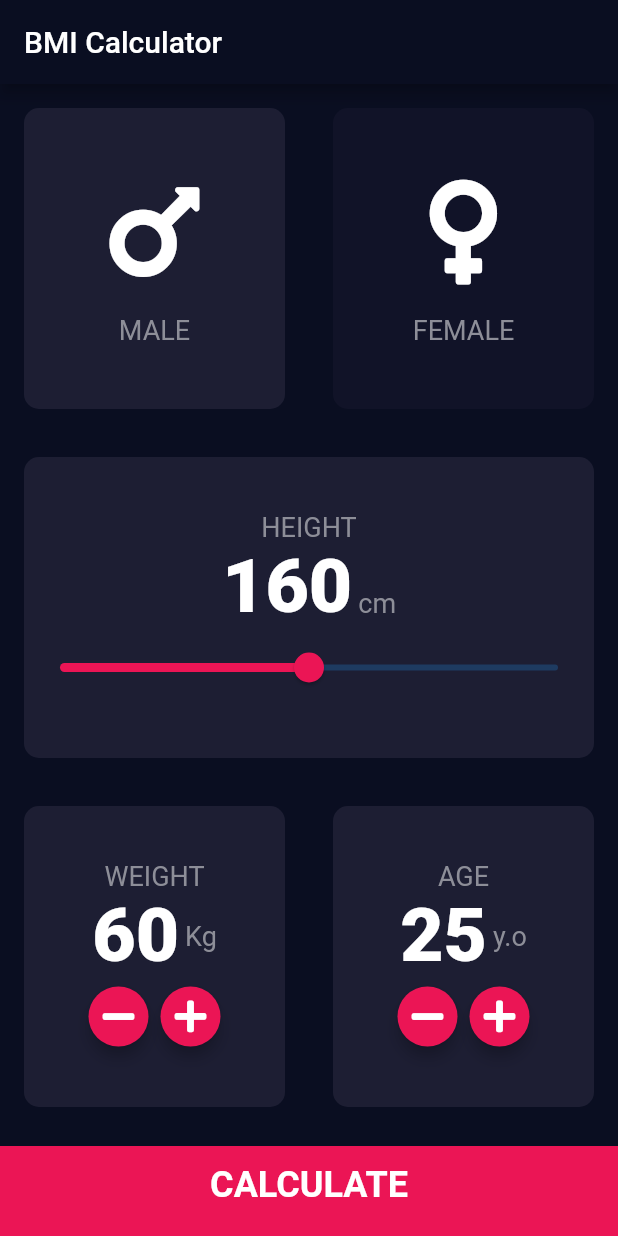
After one commit to Dararii/flutter_learn, a Flutter app: the screen it shows after launch, on a phone screen of 412 x 824 dp. The commit adds this screen. Run offline on Flutter 3.47's test engine with Material 2 defaults, Android fonts, the phone set to English and light mode, and no system bars; our stand-ins replace audioplayers, font_awesome_flutter, rflutter_alert.

Commit message:
BMI Application

```diff
--- /dev/null
+++ b/lib/bmi_calculator.dart
@@ -0,0 +1,323 @@
+import 'dart:math' as prefix0;
+
+import 'package:flutter/material.dart';
+import 'package:flutter_learn/bmi_result.dart';
+import 'package:font_awesome_flutter/font_awesome_flutter.dart';
+
+import 'bmi_constants.dart';
+import 'bmi_icon_content.dart';
+import 'bmi_reusable_card.dart';
+
+enum Gender {
+  male,
+  female,
+}
+
+class BMICalculator extends StatelessWidget {
+  @override
+  Widget build(BuildContext context) {
+    return InputPage();
+  }
+}
+
+class InputPage extends StatefulWidget {
+  @override
+  _InputPageState createState() => _InputPageState();
+}
+
+class _InputPageState extends State<InputPage> {
+  Gender selectedGender = Gender.male;
+  int height = 160;
+  int weight = 60;
+  int age = 25;
+
+  @override
+  Widget build(BuildContext context) {
+    return Column(
+      mainAxisAlignment: MainAxisAlignment.spaceBetween,
+      crossAxisAlignment: CrossAxisAlignment.stretch,
+      children: <Widget>[
+        Expanded(
+          child: Row(
+            crossAxisAlignment: CrossAxisAlignment.start,
+            children: <Widget>[
+              Expanded(
+                child: ReusableCard(
+                  colour: selectedGender == Gender.male
+                      ? kCardBackgroundColor
+                      : kCardBackgroundInactiveColor,
+                  child: MyIcon(
+                    icon: FontAwesomeIcons.mars,
+                    title: "MALE",
+                  ),
+                  onTap: () {
+                    setState(
+                      () {
+                        selectedGender = Gender.male;
+                      },
+                    );
+                  },
+                ),
+              ),
+              Expanded(
+                child: ReusableCard(
+                  colour: selectedGender == Gender.female
+                      ? kCardBackgroundColor
+                      : kCardBackgroundInactiveColor,
+                  child: MyIcon(
+                    icon: FontAwesomeIcons.venus,
+                    title: "FEMALE",
+                  ),
+                  onTap: () {
+                    setState(
+                      () {
+                        selectedGender = Gender.female;
+                      },
+                    );
+                  },
+                ),
+              ),
+            ],
+          ),
+        ),
+        Expanded(
+          child: ReusableCard(
+            colour: kCardBackgroundColor,
+            child: Column(
+              mainAxisAlignment: MainAxisAlignment.center,
+              children: <Widget>[
+                Text(
+                  "HEIGHT",
+                  style: kLabelTextStyle,
+                ),
+                Row(
+                  textBaseline: TextBaseline.alphabetic,
+                  mainAxisAlignment: MainAxisAlignment.center,
+                  crossAxisAlignment: CrossAxisAlignment.baseline,
+                  children: <Widget>[
+                    Text(
+                      height.toString(),
+                      style: kTextInputStyle,
+                    ),
+                    SizedBox(
+                      width: 4,
+                    ),
+                    Text(
+                      "cm",
+                      style: kLabelTextStyle,
+                    ),
+                  ],
+                ),
+                Slider(
+                  value: height.toDouble(),
+                  min: 120,
+                  max: 200,
+                  activeColor: kContainerBackgroundColor,
+                  onChanged: (double newValue) {
+                    setState(() {
+                      height = newValue.toInt();
+                    });
+                  },
+                )
+              ],
+            ),
+          ),
+        ),
+        Expanded(
+          child: Row(
+            crossAxisAlignment: CrossAxisAlignment.stretch,
+            children: <Widget>[
+              Expanded(
+                child: ReusableCard(
+                  colour: kCardBackgroundColor,
+                  child: MyCustomInput(
+                    title: "WEIGHT",
+                    unit: "Kg",
+                    number: weight,
+                    fun1: () {
+                      setState(() {
+                        weight--;
+                      });
+                    },
+                    fun2: () {
+                      setState(() {
+                        weight++;
+                      });
+                    },
+                  ),
+                ),
+              ),
+              Expanded(
+                child: ReusableCard(
+                  colour: kCardBackgroundColor,
+                  child: MyCustomInput(
+                    title: "AGE",
+                    unit: "y.o",
+                    number: age,
+                    fun1: () {
+                      setState(() {
+                        age--;
+                      });
+                    },
+                    fun2: () {
+                      setState(() {
+                        age++;
+                      });
+                    },
+                  ),
+                ),
+              ),
+            ],
+          ),
+        ),
+        GestureDetector(
+          onTap: () {
+            BMICalculatorBrain calc =
+                BMICalculatorBrain(height: height, weight: weight);
+            Navigator.pushNamed(
+              context,
+              "/bmi_result",
+              arguments: ResultPage(
+                bmiResult: calc.calculateBMI(),
+                bmiResultText: calc.getResult(),
+                bmiResultInterpretation: calc.getInterpretation(),
+              ),
+            );
+          },
+          child: Container(
+            child: Center(
+              child: Text(
+                "CALCULATE",
+                style: TextStyle(
+                  fontSize: 24,
+                  fontWeight: FontWeight.bold,
+                ),
+              ),
+            ),
+            padding: EdgeInsets.only(bottom: 8),
+            width: double.infinity,
+            height: kContainerHeight,
+            color: kContainerBackgroundColor,
+            margin: EdgeInsets.only(top: 10.0),
+          ),
+        )
+      ],
+    );
+  }
+}
+
+class MyCustomInput extends StatelessWidget {
+  const MyCustomInput(
+      {Key key,
+      @required this.title,
+      @required this.number,
+      @required this.unit,
+      @required this.fun1,
+      @required this.fun2})
+      : super(key: key);
+
+  final String title;
+  final int number;
+  final String unit;
+  final Function fun1;
+  final Function fun2;
+
+  @override
+  Widget build(BuildContext context) {
+    return Column(
+      mainAxisAlignment: MainAxisAlignment.center,
+      children: <Widget>[
+        Text(
+          title,
+          style: kLabelTextStyle,
+        ),
+        Row(
+          mainAxisAlignment: MainAxisAlignment.center,
+          children: <Widget>[
+            Text(
+              number.toString(),
+              style: kTextInputStyle,
+            ),
+            SizedBox(
+              width: 4,
+            ),
+            Text(
+              unit,
+              style: kLabelTextStyle,
+            )
+          ],
+        ),
+        Row(
+          mainAxisAlignment: MainAxisAlignment.center,
+          children: <Widget>[
+            MyCustomRoundButton(
+              icon: FontAwesomeIcons.minus,
+              onPress: fun1,
+            ),
+            MyCustomRoundButton(
+              icon: FontAwesomeIcons.plus,
+              onPress: fun2,
+            ),
+          ],
+        )
+      ],
+    );
+  }
+}
+
+class MyCustomRoundButton extends StatelessWidget {
+  MyCustomRoundButton({@required this.icon, @required this.onPress});
+
+  final IconData icon;
+  final Function onPress;
+
+  @override
+  Widget build(BuildContext context) {
+    return RawMaterialButton(
+      elevation: 4,
+      disabledElevation: 4,
+      child: Icon(
+        icon,
+        size: 24,
+      ),
+      fillColor: kContainerBackgroundColor,
+      constraints: BoxConstraints(
+        minWidth: 40,
+        minHeight: 40,
+      ),
+      onPressed: onPress,
+      shape: CircleBorder(),
+    );
+  }
+}
+
+class BMICalculatorBrain {
+  BMICalculatorBrain({this.height, this.weight});
+
+  final int height;
+  final int weight;
+  double _bmi;
+
+  String calculateBMI() {
+    _bmi = weight / prefix0.pow(height / 100, 2);
+    return _bmi.toStringAsFixed(1);
+  }
+
+  String getResult() {
+    if (_bmi >= 25) {
+      return "Overweight";
+    } else if (_bmi > 18.5)
+      return "Normal";
+    else
+      return "Underweight";
+  }
+
+  String getInterpretation() {
+    if (_bmi >= 25) {
+      return "You have a higher than normal body weight";
+    } else if (_bmi > 18.5)
+      return "You have a normal body weight";
+    else
+      return "You have a lower than normal body weight";
+  }
+}
--- /dev/null
+++ b/lib/bmi_constants.dart
@@ -0,0 +1,17 @@
+import 'package:flutter/material.dart';
+
+const kTextInsideCardColor = Color(0xFF8D8E98);
+const kCardBackgroundColor = Color(0xFF1D1E33);
+const kCardBackgroundInactiveColor = Color(0xFF111328);
+const kContainerBackgroundColor = Color(0xFFEB1555);
+const kContainerHeight = 60.0;
+
+const kLabelTextStyle = TextStyle(
+  fontSize: 18.0,
+  color: kTextInsideCardColor,
+);
+
+const kTextInputStyle = TextStyle(
+  fontSize: 50,
+  fontWeight: FontWeight.w900,
+);
--- /dev/null
+++ b/lib/bmi_icon_content.dart
@@ -0,0 +1,31 @@
+import 'package:flutter/material.dart';
+
+import 'bmi_constants.dart';
+
+class MyIcon extends StatelessWidget {
+  final IconData icon;
+  final String title;
+
+  MyIcon({Key key, @required this.icon, @required this.title})
+      : super(key: key);
+
+  @override
+  Widget build(BuildContext context) {
+    return Column(
+      mainAxisAlignment: MainAxisAlignment.center,
+      children: <Widget>[
+        Icon(
+          icon,
+          size: 80.0,
+        ),
+        SizedBox(
+          height: 15,
+        ),
+        Text(
+          title,
+          style: kLabelTextStyle,
+        )
+      ],
+    );
+  }
+}
--- /dev/null
+++ b/lib/bmi_result.dart
@@ -0,0 +1,93 @@
+import 'package:flutter/material.dart';
+import 'package:flutter_learn/bmi_constants.dart';
+import 'package:flutter_learn/bmi_reusable_card.dart';
+
+class ResultPage extends StatelessWidget {
+  final String bmiResult;
+  final String bmiResultText;
+  final String bmiResultInterpretation;
+
+  const ResultPage(
+      {Key key,
+      @required this.bmiResult,
+      @required this.bmiResultText,
+      @required this.bmiResultInterpretation})
+      : super(key: key);
+
+  @override
+  Widget build(BuildContext context) {
+    final ResultPage args = ModalRoute.of(context).settings.arguments;
+
+    return Scaffold(
+      appBar: AppBar(
+        title: Text("BMI CALCULATOR"),
+      ),
+      body: Column(
+        mainAxisAlignment: MainAxisAlignment.spaceEvenly,
+        crossAxisAlignment: CrossAxisAlignment.stretch,
+        children: <Widget>[
+          Expanded(
+            child: Container(
+              child: Center(
+                child: Text(
+                  "Your Result",
+                  style: kTextInputStyle,
+                ),
+              ),
+            ),
+          ),
+          Expanded(
+            flex: 6,
+            child: ReusableCard(
+              colour: kCardBackgroundColor,
+              child: Column(
+                mainAxisAlignment: MainAxisAlignment.spaceEvenly,
+                crossAxisAlignment: CrossAxisAlignment.center,
+                children: <Widget>[
+                  Text(
+                    bmiResultText == null ? args.bmiResultText : bmiResultText,
+                    style: TextStyle(
+                      fontSize: 40,
+                      color: Colors.green[300],
+                    ),
+                  ),
+                  Text(
+                    bmiResult == null ? args.bmiResult : bmiResult,
+                    style: TextStyle(fontSize: 100),
+                  ),
+                  Text(
+                    bmiResultInterpretation == null
+                        ? args.bmiResultInterpretation
+                        : bmiResultInterpretation,
+                    style: TextStyle(fontSize: 18),
+                  )
+                ],
+              ),
+            ),
+          ),
+          GestureDetector(
+            onTap: () {
+              Navigator.pop(context);
+            },
+            child: Container(
+              child: Center(
+                child: Text(
+                  "RE-CALCULATE",
+                  style: TextStyle(
+                    fontSize: 24,
+                    fontWeight: FontWeight.bold,
+                  ),
+                ),
+              ),
+              padding: EdgeInsets.only(bottom: 8),
+              width: double.infinity,
+              height: kContainerHeight,
+              color: kContainerBackgroundColor,
+              margin: EdgeInsets.only(top: 10.0),
+            ),
+          ),
+        ],
+      ),
+    );
+  }
+}
--- /dev/null
+++ b/lib/bmi_reusable_card.dart
@@ -0,0 +1,25 @@
+import 'package:flutter/material.dart';
+
+class ReusableCard extends StatelessWidget {
+  final Color colour;
+  final Widget child;
+  final Function onTap;
+
+  ReusableCard(
+      {@required this.colour, @required this.child, @required this.onTap});
+
+  @override
+  Widget build(BuildContext context) {
+    return GestureDetector(
+      onTap: onTap,
+      child: Container(
+        child: child,
+        margin: EdgeInsets.all(16),
+        decoration: BoxDecoration(
+          color: this.colour,
+          borderRadius: BorderRadius.circular(10),
+        ),
+      ),
+    );
+  }
+}
--- a/lib/main.dart
+++ b/lib/main.dart
@@ -1,5 +1,6 @@
 import 'package:flutter/material.dart';
-import 'package:flutter_learn/destiny_main.dart';
+import 'package:flutter_learn/bmi_calculator.dart';
+import 'package:flutter_learn/bmi_result.dart';
 
 void main() => runApp(MyApp());
 
@@ -7,14 +8,25 @@ class MyApp extends StatelessWidget {
   @override
   Widget build(BuildContext context) {
     return MaterialApp(
-      home: Scaffold(
-          appBar: AppBar(
-            title: Text("I Am Rich"),
-            backgroundColor: Colors.blue,
-          ),
-          backgroundColor: Colors.teal,
-          body: StoryPage()
+      theme: ThemeData.dark().copyWith(
+        primaryColor: Color(0xFF0A0E21),
+        accentColor: Colors.blue[300],
+        scaffoldBackgroundColor: Color(0xFF0A0E21),
       ),
+      initialRoute: "/",
+      routes: {
+        "/": (context) =>
+            Scaffold(
+              appBar: AppBar(
+                title: Text("BMI Calculator"),
+                //backgroundColor: Colors.blue,
+              ),
+              //backgroundColor: Colors.teal,
+              body: BMICalculator(),
+            ),
+        "/bmi_result": (context) => ResultPage()
+      },
+      darkTheme: ThemeData.dark(),
     );
   }
 }
--- a/pubspec.yaml
+++ b/pubspec.yaml
@@ -14,6 +14,7 @@ dependencies:
   english_words: ^3.1.5
   audioplayers: ^0.13.3
   rflutter_alert: ^1.0.3
+  font_awesome_flutter: ^8.5.0
 
 dev_dependencies:
   flutter_test:
```
Also changed, not shown: pubspec.lock.
